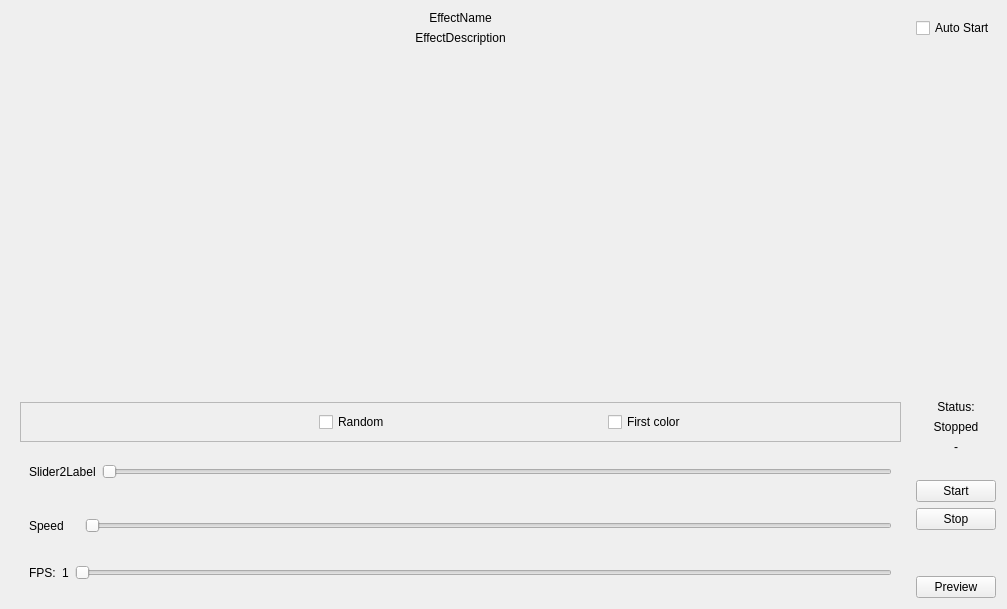
Before: the Qt Designer form OpenRGBEffectPage.ui in DLdota/OpenRGBEffectsPlugin, drawn with Qt 5.
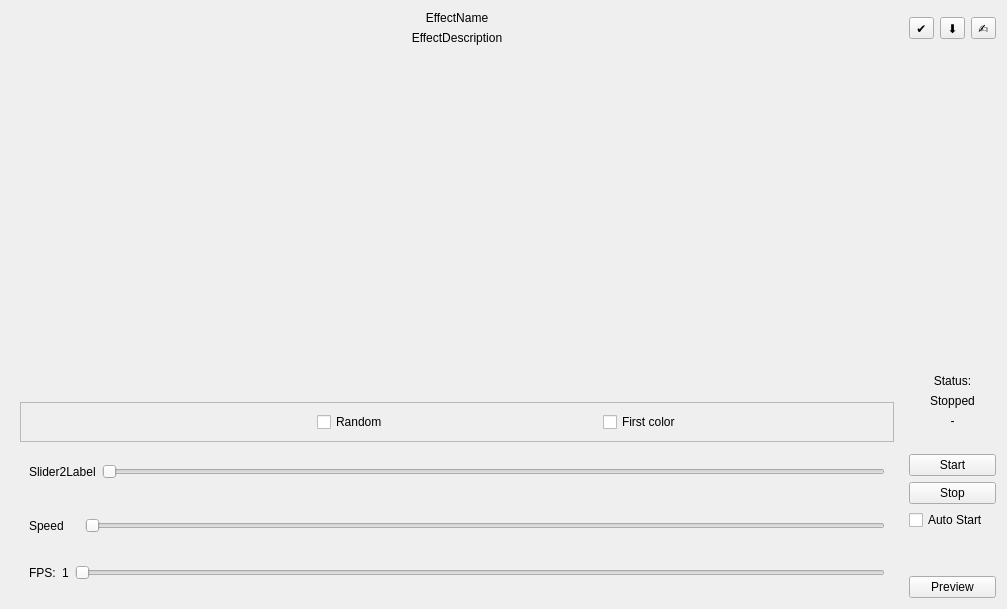
After: the same form once the commit is applied.

Commit message: Save/load effect patterns

What changed in the file:
```diff
--- a/OpenRGBEffectPage.ui
+++ b/OpenRGBEffectPage.ui
@@ -48,7 +48,7 @@
     </layout>
    </item>
    <item row="1" column="1">
-    <layout class="QVBoxLayout" name="StatusLayout" stretch="1,0,0,0,0,0,0,0,0">
+    <layout class="QVBoxLayout" name="StatusLayout" stretch="1,0,0,0,0,0,0,0,0,0">
      <item>
       <spacer name="Top_to_Status">
        <property name="orientation">
@@ -137,6 +137,13 @@
        </property>
       </widget>
      </item>
+     <item>
+      <widget class="QCheckBox" name="AutoStart">
+       <property name="text">
+        <string>Auto Start</string>
+       </property>
+      </widget>
+     </item>
      <item>
       <spacer name="Button_to_Bottom">
        <property name="orientation">
@@ -377,11 +384,38 @@
    <item row="0" column="1">
     <layout class="QVBoxLayout" name="SettingLayout">
      <item>
-      <widget class="QCheckBox" name="AutoStart">
-       <property name="text">
-        <string>Auto Start</string>
-       </property>
-      </widget>
+      <layout class="QGridLayout" name="gridLayout_2">
+       <item row="0" column="0">
+        <widget class="QToolButton" name="save_pattern">
+         <property name="toolTip">
+          <string>Save to file</string>
+         </property>
+         <property name="text">
+          <string>✔</string>
+         </property>
+        </widget>
+       </item>
+       <item row="0" column="2">
+        <widget class="QToolButton" name="edit_pattern">
+         <property name="toolTip">
+          <string>Manually edit</string>
+         </property>
+         <property name="text">
+          <string>✍</string>
+         </property>
+        </widget>
+       </item>
+       <item row="0" column="1">
+        <widget class="QToolButton" name="load_pattern">
+         <property name="toolTip">
+          <string>Load from file</string>
+         </property>
+         <property name="text">
+          <string>⬇</string>
+         </property>
+        </widget>
+       </item>
+      </layout>
      </item>
     </layout>
    </item>
```
The commit also changes 5 other files.
